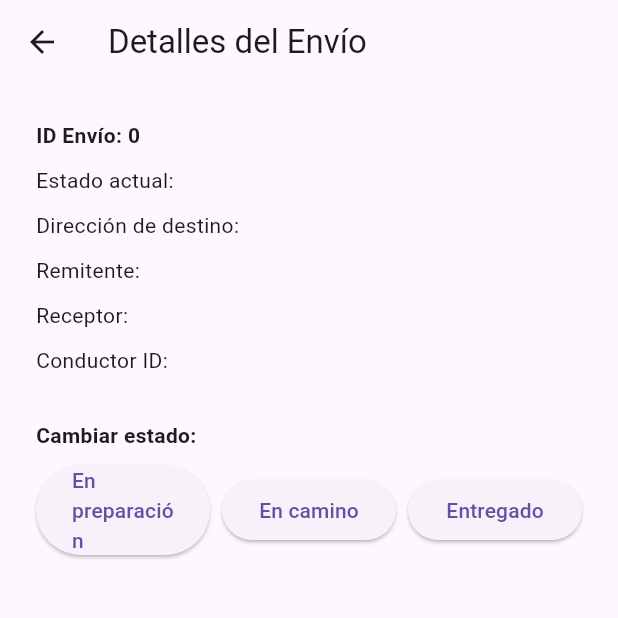
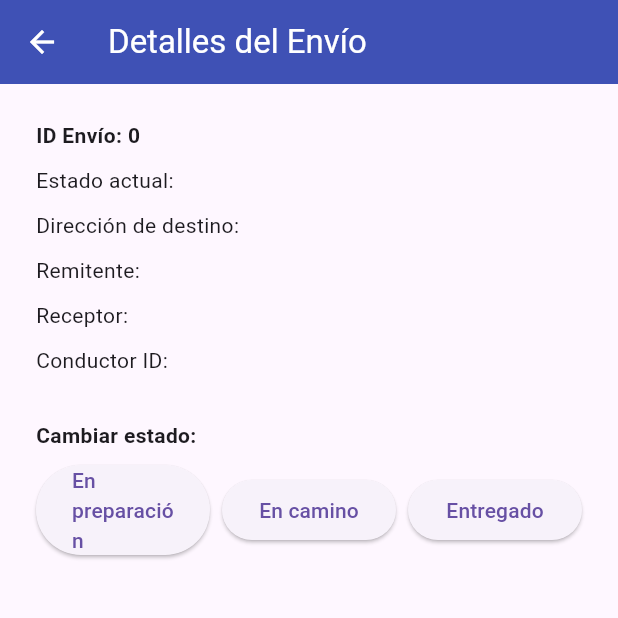
Before and after one commit to marCRACK29/Frontend-Flutter, a Flutter app: the DeliveryDetailView screen opened directly with empty values, on a phone screen of 412 x 824 dp, the top half of it. Run offline on Flutter 3.47's test engine with Material 3 defaults, Android fonts, the phone set to English and light mode, and no system bars; our stand-ins replace dio, flutter_dotenv, flutter_map, flutter_secure_storage, latlong2, location and 1 more; missing offline and left inert: flutter_map_cancellable_tile_provider, flutter_map_location_marker, flutter_polyline_points; accounts and stored records are empty.

Commit message:
feat colores

```diff
--- a/lib/features/delivery/views/delivery_detail_view.dart
+++ b/lib/features/delivery/views/delivery_detail_view.dart
@@ -40,7 +40,8 @@ class _DeliveryDetailViewState extends State<DeliveryDetailView> {
   Widget build(BuildContext context) {
     final envio = widget.envio;
     return Scaffold(
-      appBar: AppBar(title: Text('Detalles del Envío')),
+      appBar: AppBar(title: Text('Detalles del Envío'),backgroundColor: Colors.indigo,
+  foregroundColor: Colors.white,),
       body: Padding(
         padding: const EdgeInsets.all(24.0),
         child: ListView(
--- a/lib/features/delivery/views/delivery_list_view.dart
+++ b/lib/features/delivery/views/delivery_list_view.dart
@@ -21,7 +21,11 @@ class _DeliveryListViewState extends State<DeliveryListView> {
   @override
   Widget build(BuildContext context) {
     return Scaffold(
-      appBar: AppBar(title: Text('Envíos Asignados')),
+      appBar: AppBar(
+              title: Text('Envíos Asignados'),
+              backgroundColor: Colors.indigo,
+              foregroundColor: Colors.white, // Para que el texto salga blanco
+            ),
       body: FutureBuilder<List<EnvioModel>>(
         future: _deliveries,
         builder: (context, snapshot) {
```
